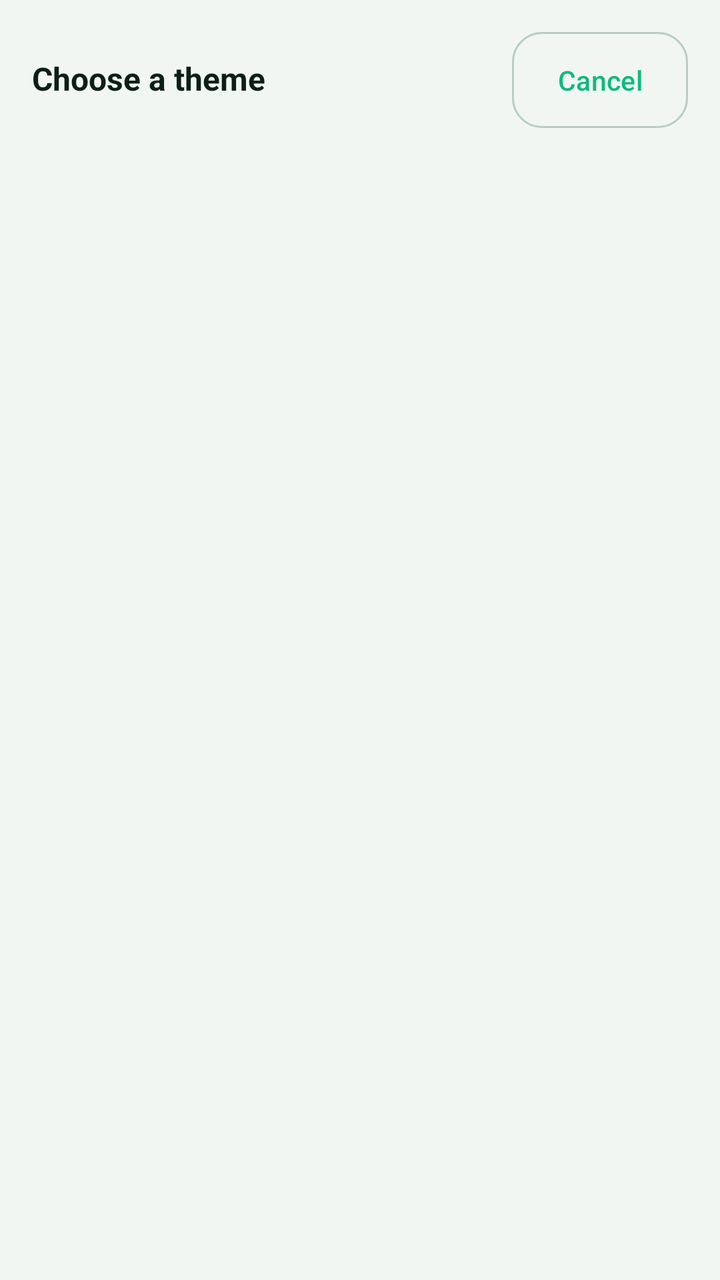
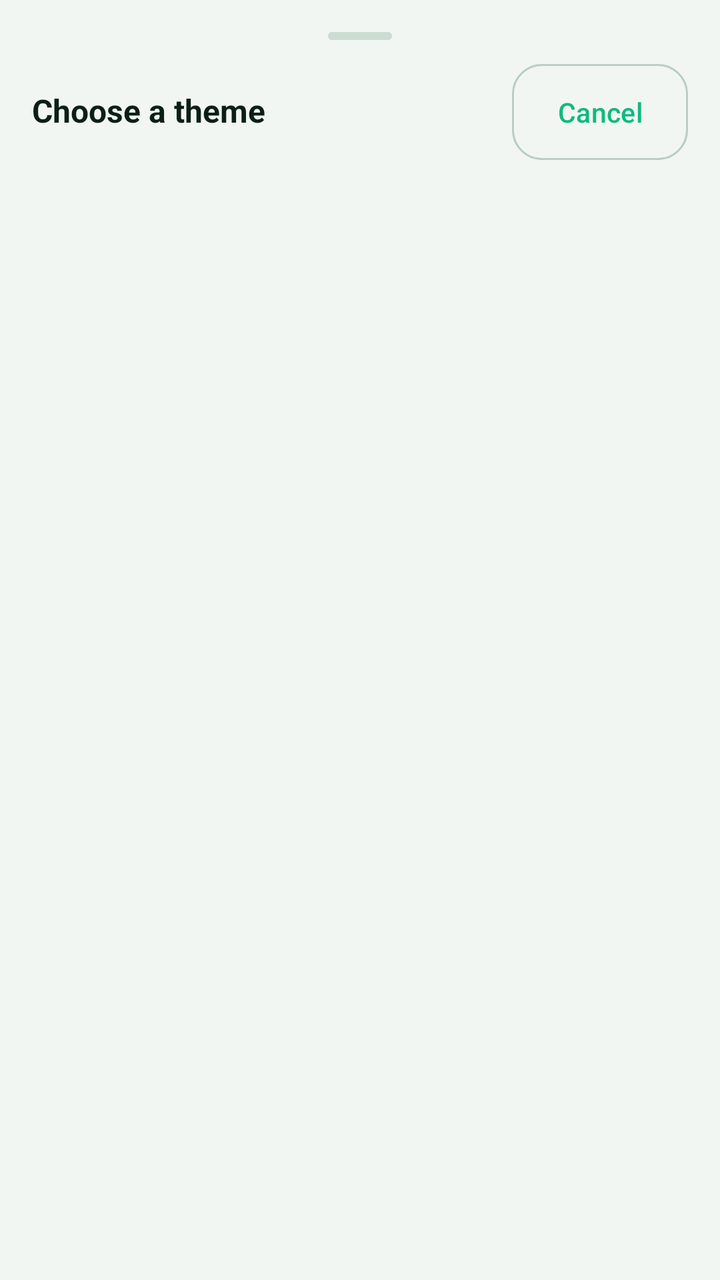

Two renders of the same Android screen: before a commit and after it. Below are the layout's source before the change and the commit's diff.
<!-- AndroidManifest.xml: application theme Theme.PhoneLink -->
<!-- res/layout/bottomsheet_theme_picker.xml -->
<?xml version="1.0" encoding="utf-8"?>
<ScrollView xmlns:android="http://schemas.android.com/apk/res/android"
    android:layout_width="match_parent"
    android:layout_height="wrap_content"
    android:padding="16dp">

    <LinearLayout
        android:layout_width="match_parent"
        android:layout_height="wrap_content"
        android:orientation="vertical">

        <LinearLayout
            android:layout_width="match_parent"
            android:layout_height="wrap_content"
            android:orientation="horizontal">

            <TextView
                android:layout_width="0dp"
                android:layout_height="wrap_content"
                android:layout_weight="1"
                android:text="@string/theme_picker_title"
                android:textColor="?attr/colorOnBackground"
                android:textSize="16sp"
                android:textStyle="bold" />

            <com.google.android.material.button.MaterialButton
                android:id="@+id/btnThemeSheetClose"
                style="@style/PL.BtnOutlined"
                android:layout_width="wrap_content"
                android:layout_height="wrap_content"
                android:text="@string/btn_cancel" />
        </LinearLayout>

        <LinearLayout
            android:id="@+id/themeGrid"
            android:layout_width="match_parent"
            android:layout_height="wrap_content"
            android:layout_marginTop="4dp"
            android:orientation="vertical" />
    </LinearLayout>
</ScrollView>
<!-- resources referenced by this layout -->
<resources>
  <style name="Theme.PhoneLink" parent="Theme.Material3.DayNight.NoActionBar">
          
          <item name="colorPrimary">@color/md_primary</item>
          <item name="colorOnPrimary">@color/md_onPrimary</item>
          <item name="colorPrimaryContainer">@color/md_primaryContainer</item>
          <item name="colorOnPrimaryContainer">@color/md_onPrimaryContainer</item>
          <item name="colorSecondary">@color/md_secondary</item>
          <item name="colorOnSecondary">@color/md_onSecondary</item>
          <item name="colorSecondaryContainer">@color/md_secondaryContainer</item>
          <item name="colorOnSecondaryContainer">@color/md_onSecondaryContainer</item>
          <item name="android:colorBackground">@color/md_background</item>
          <item name="colorOnBackground">@color/md_onBackground</item>
          <item name="colorSurface">@color/md_surface</item>
          <item name="colorOnSurface">@color/md_onSurface</item>
          <item name="colorSurfaceVariant">@color/md_surfaceVariant</item>
          <item name="colorOnSurfaceVariant">@color/md_onSurfaceVariant</item>
          <item name="colorSurfaceContainer">@color/md_surfaceContainer</item>
          <item name="colorSurfaceContainerHigh">@color/md_surfaceContainerHigh</item>
          <item name="colorOutline">@color/md_outline</item>
          <item name="materialCardViewStyle">@style/PL.CardView</item>
          <item name="materialButtonStyle">@style/PL.BtnFilled</item>
          <item name="materialButtonOutlinedStyle">@style/PL.BtnOutlined</item>
          <item name="colorError">@color/md_error</item>
          <item name="colorOnError">@color/md_onError</item>
          <item name="colorErrorContainer">@color/md_errorContainer</item>
          <item name="android:statusBarColor">@color/md_background</item>
          <item name="android:navigationBarColor">@color/md_background</item>
          <item name="android:windowLightStatusBar">true</item>
          <item name="android:windowLightNavigationBar">true</item>
          <item name="plTileFill">@color/md_surface</item>
          <item name="plBtnFill">@color/md_btnFill</item>
          <item name="plBtnStroke">@color/md_outline</item>
          <item name="plNavActive">@color/nav_active</item>
          <item name="plNavInactive">@color/nav_inactive</item>
          <item name="plNavIndicator">@color/nav_indicator</item>
      </style>
  <style name="PL.CardView" parent="Widget.Material3.CardView.Filled">
          <item name="cardCornerRadius">28dp</item>
          <item name="cardElevation">0dp</item>
          <item name="strokeWidth">1dp</item>
          <item name="strokeColor">?attr/colorSurfaceVariant</item>
          <item name="cardBackgroundColor">?attr/colorSurface</item>
      </style>
  <!-- unchanged entries left out for length: 28 -->
</resources>

<!-- the commit's change to res/layout/bottomsheet_theme_picker.xml (unified diff, before → after) -->
@@ -8,6 +8,14 @@
         android:layout_width="match_parent"
         android:layout_height="wrap_content"
         android:orientation="vertical">
+
+        
+        <View
+            android:layout_width="32dp"
+            android:layout_height="4dp"
+            android:layout_gravity="center_horizontal"
+            android:layout_marginBottom="12dp"
+            android:background="@drawable/bg_drag_handle" />
 
         <LinearLayout
             android:layout_width="match_parent"
<!-- resource entries referenced after the edit -->
@@ -1,5 +1,12 @@
 <!-- resources referenced by this layout -->
 <resources>
+  <!-- drawable bg_drag_handle (drawable) -->
+  <?xml version="1.0" encoding="utf-8"?>
+  <shape xmlns:android="http://schemas.android.com/apk/res/android"
+      android:shape="rectangle">
+      <corners android:radius="2dp" />
+      <solid android:color="?attr/colorOutlineVariant" />
+  </shape>
   <style name="Theme.PhoneLink" parent="Theme.Material3.DayNight.NoActionBar">
           
           <item name="colorPrimary">@color/md_primary</item>
@@ -18,6 +25,20 @@
           <item name="colorOnSurfaceVariant">@color/md_onSurfaceVariant</item>
           <item name="colorSurfaceContainer">@color/md_surfaceContainer</item>
           <item name="colorSurfaceContainerHigh">@color/md_surfaceContainerHigh</item>
+          <item name="colorSurfaceContainerLowest">@color/md_surfaceContainerLowest</item>
+          <item name="colorSurfaceContainerLow">@color/md_surfaceContainerLow</item>
+          <item name="colorSurfaceContainerHighest">@color/md_surfaceContainerHighest</item>
+          <item name="colorSurfaceDim">@color/md_surfaceDim</item>
+          <item name="colorSurfaceBright">@color/md_surfaceBright</item>
+          <item name="colorTertiary">@color/md_tertiary</item>
+          <item name="colorOnTertiary">@color/md_onTertiary</item>
+          <item name="colorTertiaryContainer">@color/md_tertiaryContainer</item>
+          <item name="colorOnTertiaryContainer">@color/md_onTertiaryContainer</item>
+          <item name="colorInverseSurface">@color/md_inverseSurface</item>
+          <item name="colorInverseOnSurface">@color/md_inverseOnSurface</item>
+          <item name="colorInversePrimary">@color/md_inversePrimary</item>
+          <item name="colorOutlineVariant">@color/md_outlineVariant</item>
+          <item name="colorScrim">@color/md_scrim</item>
           <item name="colorOutline">@color/md_outline</item>
           <item name="materialCardViewStyle">@style/PL.CardView</item>
           <item name="materialButtonStyle">@style/PL.BtnFilled</item>
@@ -36,12 +57,26 @@
           <item name="plNavInactive">@color/nav_inactive</item>
           <item name="plNavIndicator">@color/nav_indicator</item>
       </style>
+  <color name="md_surfaceContainerLowest">#FFFFFF</color>
+  <color name="md_surfaceContainerLow">#F5FAF7</color>
+  <color name="md_surfaceContainerHighest">#D2E0D6</color>
+  <color name="md_surfaceDim">#DCE8DF</color>
+  <color name="md_surfaceBright">#FFFFFF</color>
+  <color name="md_tertiary">#6B5CA5</color>
+  <color name="md_onTertiary">#FFFFFF</color>
+  <color name="md_tertiaryContainer">#E7DEF8</color>
+  <color name="md_onTertiaryContainer">#241A4D</color>
+  <color name="md_inverseSurface">#12241B</color>
+  <color name="md_inverseOnSurface">#EAF4EE</color>
+  <color name="md_inversePrimary">#6EE7B7</color>
+  <color name="md_outlineVariant">#CBDCD2</color>
+  <color name="md_scrim">#000000</color>
   <style name="PL.CardView" parent="Widget.Material3.CardView.Filled">
           <item name="cardCornerRadius">28dp</item>
           <item name="cardElevation">0dp</item>
           <item name="strokeWidth">1dp</item>
           <item name="strokeColor">?attr/colorSurfaceVariant</item>
-          <item name="cardBackgroundColor">?attr/colorSurface</item>
+          <item name="cardBackgroundColor">?attr/colorSurfaceContainerLow</item>
       </style>
   <!-- unchanged entries left out for length: 28 -->
 </resources>
